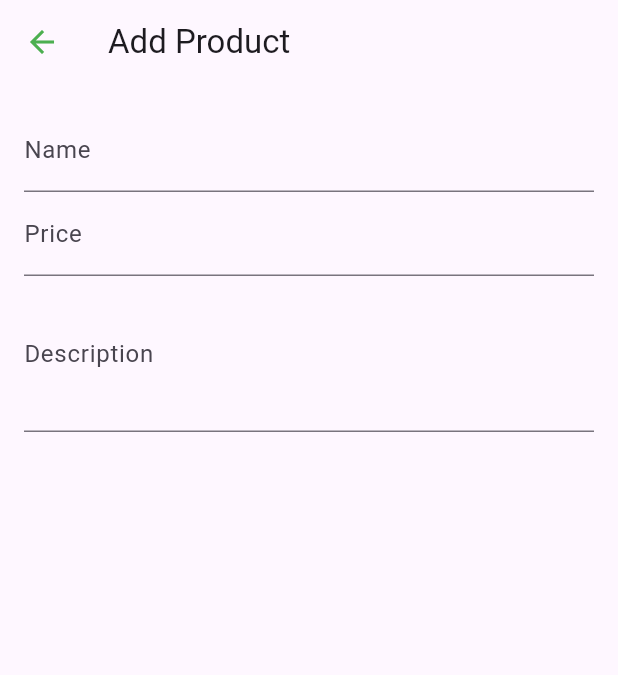
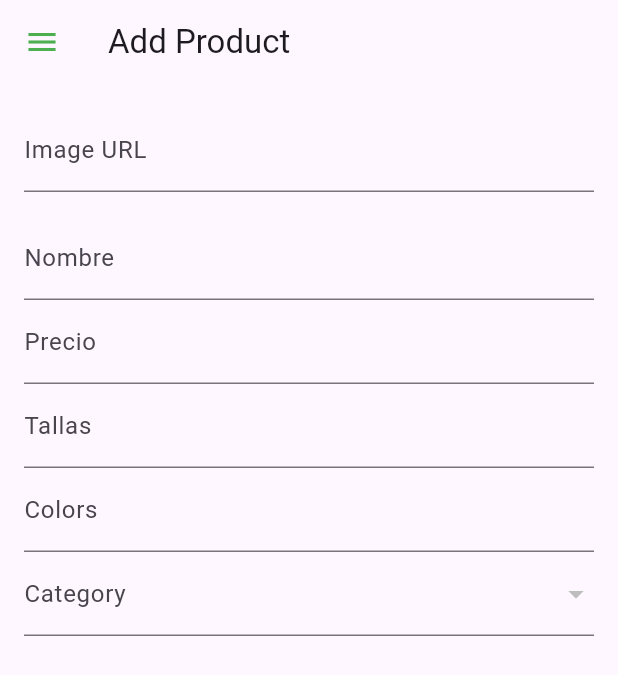
Before and after one commit to melifisher/probador_virtual, a Flutter app: the ProductDetailView screen opened directly with empty values, on a phone screen of 412 x 824 dp. Shown: the top 675 px of the screen. Run offline on Flutter 3.47's test engine with Material 3 defaults, Android fonts, the phone set to English and light mode, and no system bars; our stand-ins replace flutter_dotenv, get, shared_preferences; accounts and stored records are empty; network calls fail.

Commit message:
detalle de productos

```diff
--- a/lib/controllers/category_controller.dart
+++ b/lib/controllers/category_controller.dart
@@ -19,6 +19,23 @@ class CategoryController {
       }
     } catch (e) {
       print('Error loading categories: $e');
+      throw Exception(e);
+    }
+  }
+
+  Future<Category> getCategory(int id) async {
+    try {
+      final response =
+          await http.get(Uri.parse('${Environment.apiUrl}/api/categories/$id'));
+      if (response.statusCode == 200) {
+        final dynamic categoryJson = json.decode(response.body);
+        print('Category json: $categoryJson');
+        return Category.fromMap(categoryJson);
+      } else {
+        throw Exception('Failed to load category');
+      }
+    } catch (e) {
+      print('Error loading category: $e');
       throw Exception(e);
     }
   }
--- a/lib/main.dart
+++ b/lib/main.dart
@@ -50,7 +50,7 @@ class MyApp extends StatelessWidget {
             return MaterialPageRoute(
               builder: (context) => ProductDetailView(
                 product: args['product'] as Product?,
-                userRole: args['userRole'] as String,
+                user: args['user'] as User,
               ),
             );
           case '/categories':
--- a/lib/screens/product/product_detail_page.dart
+++ b/lib/screens/product/product_detail_page.dart
@@ -1,12 +1,16 @@
 import 'package:flutter/material.dart';
 import '../../controllers/product_controller.dart';
+import '../../controllers/category_controller.dart';
 import '../../models/product.dart';
+import '../../models/user.dart';
+import '../../models/category.dart';
+import '../../shared/shared.dart';
 
 class ProductDetailView extends StatefulWidget {
   final Product? product;
-  final String userRole;
+  final User user;
 
-  ProductDetailView({this.product, required this.userRole});
+  const ProductDetailView({super.key, this.product, required this.user});
 
   @override
   _ProductDetailViewState createState() => _ProductDetailViewState();
@@ -14,21 +18,52 @@ class ProductDetailView extends StatefulWidget {
 
 class _ProductDetailViewState extends State<ProductDetailView> {
   final ProductController _controller = ProductController();
+  final CategoryController _categoryController = CategoryController();
   final _formKey = GlobalKey<FormState>();
+  late TextEditingController _imagenController;
   late TextEditingController _nameController;
   late TextEditingController _priceController;
-  late TextEditingController _descriptionController;
+  late TextEditingController _tallaController;
+  late TextEditingController _colorController;
   bool _isEditing = false;
-
+  List<Category> _categories = [];
+  Category? _selectedCategory;
   @override
   void initState() {
     super.initState();
+    _imagenController =
+        TextEditingController(text: widget.product?.imagen ?? '');
     _nameController = TextEditingController(text: widget.product?.nombre ?? '');
     _priceController =
         TextEditingController(text: widget.product?.precio.toString() ?? '');
-    _descriptionController =
-        TextEditingController(text: widget.product?.descripcion ?? '');
+    _tallaController =
+        TextEditingController(text: widget.product?.talla.join(" "));
+    _colorController =
+        TextEditingController(text: widget.product?.color.join(" "));
     _isEditing = widget.product == null;
+    _loadCategoriesAndProduct();
+  }
+
+  Future<void> _loadCategoriesAndProduct() async {
+    await _loadCategories();
+    await _loadSelectedCategory();
+    setState(() {});
+  }
+
+  Future<void> _loadCategories() async {
+    _categories = await _categoryController.getCategories();
+    setState(() {});
+  }
+
+  Future<void> _loadSelectedCategory() async {
+    if (widget.product != null) {
+      _selectedCategory = _categories.firstWhere(
+        (category) => category.id == widget.product!.categoriaId,
+        orElse: () => _categories.first,
+      );
+    } else {
+      _selectedCategory = _categories.isNotEmpty ? _categories.first : null;
+    }
   }
 
   @override
@@ -37,7 +72,7 @@ class _ProductDetailViewState extends State<ProductDetailView> {
       appBar: AppBar(
         title: Text(widget.product == null ? 'Add Product' : 'Product Details'),
         actions: [
-          if (widget.userRole == 'administrator' && widget.product != null)
+          if (widget.user.rol == 'administrator' && widget.product != null)
             IconButton(
               icon: Icon(_isEditing ? Icons.save : Icons.edit),
               onPressed: () {
@@ -52,15 +87,34 @@ class _ProductDetailViewState extends State<ProductDetailView> {
             ),
         ],
       ),
+      drawer: DrawerWidget(user: widget.user),
       body: Padding(
-        padding: EdgeInsets.all(16.0),
+        padding: const EdgeInsets.all(16.0),
         child: Form(
           key: _formKey,
           child: Column(
+            crossAxisAlignment: CrossAxisAlignment.start,
             children: [
+              Center(
+                child: _isEditing
+                    ? TextFormField(
+                        controller: _imagenController,
+                        decoration:
+                            const InputDecoration(labelText: 'Image URL'),
+                      )
+                    : Image.network(
+                        widget.product!.imagen == ''
+                            ? 'https://via.placeholder.com/200'
+                            : widget.product!.imagen,
+                        width: 200,
+                        height: 200,
+                        fit: BoxFit.cover,
+                      ),
+              ),
+              const SizedBox(height: 16.0),
               TextFormField(
                 controller: _nameController,
-                decoration: InputDecoration(labelText: 'Name'),
+                decoration: const InputDecoration(labelText: 'Nombre'),
                 enabled: _isEditing,
                 validator: (value) {
                   if (value == null || value.isEmpty) {
@@ -71,7 +125,7 @@ class _ProductDetailViewState extends State<ProductDetailView> {
               ),
               TextFormField(
                 controller: _priceController,
-                decoration: InputDecoration(labelText: 'Price'),
+                decoration: const InputDecoration(labelText: 'Precio'),
                 enabled: _isEditing,
                 keyboardType: TextInputType.number,
                 validator: (value) {
@@ -85,16 +139,63 @@ class _ProductDetailViewState extends State<ProductDetailView> {
                 },
               ),
               TextFormField(
-                controller: _descriptionController,
-                decoration: InputDecoration(labelText: 'Description'),
+                controller: _tallaController,
+                decoration: const InputDecoration(labelText: 'Tallas'),
                 enabled: _isEditing,
-                maxLines: 3,
+                //maxLines: 2,
+                validator: (value) {
+                  if (value == null || value.isEmpty) {
+                    return 'Please enter the sizes';
+                  }
+                  return null;
+                },
               ),
-              if (widget.userRole == 'administrator' &&
+              TextFormField(
+                controller: _colorController,
+                decoration: const InputDecoration(labelText: 'Colors'),
+                enabled: _isEditing,
+                validator: (value) {
+                  if (value == null || value.isEmpty) {
+                    return 'Please enter the colors';
+                  }
+                  return null;
+                },
+              ),
+              if (_isEditing)
+                DropdownButtonFormField<Category>(
+                  value: _selectedCategory,
+                  items: _categories
+                      .map(
+                        (category) => DropdownMenuItem<Category>(
+                          value: category,
+                          child: Text(category.nombre),
+                        ),
+                      )
+                      .toList(),
+                  onChanged: (value) {
+                    setState(() {
+                      _selectedCategory = value;
+                    });
+                  },
+                  decoration: const InputDecoration(
+                    labelText: 'Category',
+                  ),
+                ),
+              if (!_isEditing)
+                TextFormField(
+                  controller:
+                      TextEditingController(text: _selectedCategory?.nombre),
+                  decoration: const InputDecoration(
+                    labelText: 'Category',
+                  ),
+                  enabled: false,
+                ),
+              if (widget.user.rol == 'administrator' &&
                   widget.product != null &&
                   !_isEditing) ...[
-                SizedBox(height: 20),
-                ElevatedButton(
+                const SizedBox(height: 20),
+                Center(
+                  child: ElevatedButton(
                     onPressed: () async {
                       try {
                         await _controller.deleteProduct(widget.product!.id);
@@ -105,14 +206,16 @@ class _ProductDetailViewState extends State<ProductDetailView> {
                         );
                       }
                     },
-                  child: Text('Delete'),
-                  style: ElevatedButton.styleFrom(backgroundColor: Colors.red),
+                    style:
+                        ElevatedButton.styleFrom(backgroundColor: Colors.red),
+                    child: const Text('Delete'),
+                  ),
                 ),
               ],
-              if (widget.userRole == 'administrator' &&
+              if (widget.user.rol == 'administrator' &&
                   widget.product == null &&
                   _isEditing) ...[
-                SizedBox(height: 20),
+                const SizedBox(height: 20),
                 ElevatedButton(
                   onPressed: () async {
                     if (_formKey.currentState!.validate()) {
@@ -120,19 +223,21 @@ class _ProductDetailViewState extends State<ProductDetailView> {
                         id: widget.product?.id ?? 0,
                         nombre: _nameController.text,
                         precio: double.parse(_priceController.text),
-                        descripcion: _descriptionController.text,
-                        talla: widget.product?.talla ?? '',
-                        imagen: widget.product?.imagen ?? '',
+                        talla: _tallaController.text.split(' '),
+                        color: _colorController.text.split(' '),
+                        imagen: _imagenController.text,
                         disponible: widget.product?.disponible ?? true,
                         modeloUrl: widget.product?.modeloUrl ?? '',
+                        categoriaId: _selectedCategory?.id ?? 1,
                       );
                       try {
                         if (widget.product == null) {
                           await _controller.createProduct(product);
+                          Navigator.pop(context);
                         } else {
                           await _controller.updateProduct(product);
+                          _isEditing = false;
                         }
-                        Navigator.pop(context);
                       } catch (e) {
                         ScaffoldMessenger.of(context).showSnackBar(
                           SnackBar(content: Text('Error: $e')),
@@ -156,11 +261,12 @@ class _ProductDetailViewState extends State<ProductDetailView> {
         id: widget.product?.id ?? 0,
         nombre: _nameController.text,
         precio: double.parse(_priceController.text),
-        descripcion: _descriptionController.text,
-        talla: widget.product?.talla ?? '',
-        imagen: widget.product?.imagen ?? '',
+        talla: _tallaController.text.split(' '),
+        color: _colorController.text.split(' '),
+        imagen: _imagenController.text,
         disponible: widget.product?.disponible ?? true,
         modeloUrl: widget.product?.modeloUrl ?? '',
+        categoriaId: _selectedCategory?.id ?? 1,
       );
       try {
         if (widget.product == null) {
@@ -181,7 +287,8 @@ class _ProductDetailViewState extends State<ProductDetailView> {
   void dispose() {
     _nameController.dispose();
     _priceController.dispose();
-    _descriptionController.dispose();
+    _tallaController.dispose();
+    _colorController.dispose();
     super.dispose();
   }
 }
--- a/lib/screens/product/products_page.dart
+++ b/lib/screens/product/products_page.dart
@@ -164,7 +164,7 @@ class _ProductsPageState extends State<ProductsPage> {
                                   '/product',
                                   arguments: {
                                     'product': product,
-                                    'userRole': widget.user.rol,
+                                    'user': widget.user,
                                   },
                                 ).then((_) => _updateProductsList());
                               },
@@ -187,7 +187,7 @@ class _ProductsPageState extends State<ProductsPage> {
                 Navigator.pushNamed(
                   context,
                   '/product',
-                  arguments: {'userRole': widget.user.rol},
+                  arguments: {'user': widget.user},
                 ).then((_) => _updateProductsList());
               },
             )
```
Lines whose indentation alone changed are shown as unchanged.
